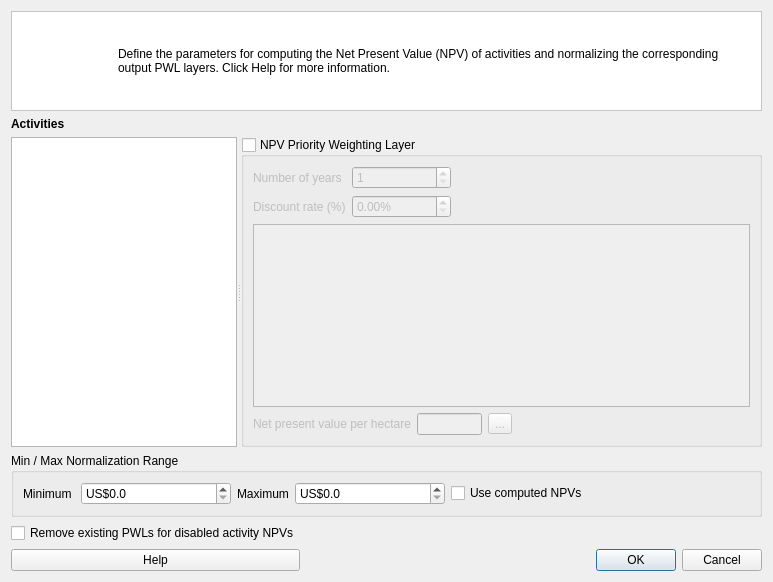
ConservationInternational/cplus-plugin, file src/cplus_plugin/ui/financial_pwl_dialog.ui: the form before one commit.
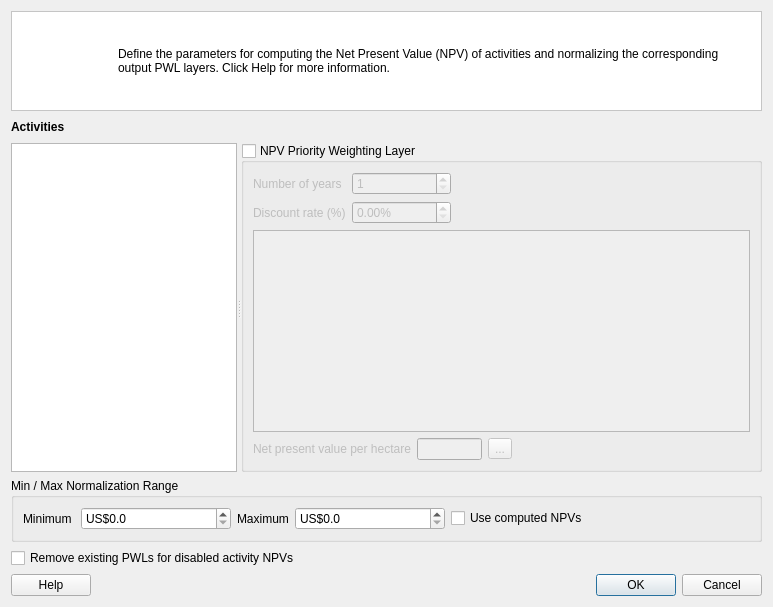
The form after the commit. Custom widgets are drawn as their Qt base class.

Commit message: Incorporate NPV collection in NPV manager dialog.

Patch:
```diff
--- a/src/cplus_plugin/ui/financial_pwl_dialog.ui
+++ b/src/cplus_plugin/ui/financial_pwl_dialog.ui
@@ -7,7 +7,7 @@
     <x>0</x>
     <y>0</y>
     <width>773</width>
-    <height>582</height>
+    <height>607</height>
    </rect>
   </property>
   <property name="windowTitle">
@@ -242,6 +242,12 @@
    </item>
    <item row="4" column="0" colspan="3">
     <widget class="QgsCollapsibleGroupBox" name="mGroupBox">
+     <property name="sizePolicy">
+      <sizepolicy hsizetype="Preferred" vsizetype="Fixed">
+       <horstretch>0</horstretch>
+       <verstretch>0</verstretch>
+      </sizepolicy>
+     </property>
      <property name="title">
       <string>Min / Max Normalization Range</string>
      </property>
@@ -362,7 +368,7 @@
      </property>
     </spacer>
    </item>
-   <item row="5" column="0">
+   <item row="5" column="0" colspan="2">
     <widget class="QCheckBox" name="cb_remove_disabled">
      <property name="text">
       <string>Remove existing PWLs for disabled activity NPVs</string>
```
The commit also changes 5 other files.
